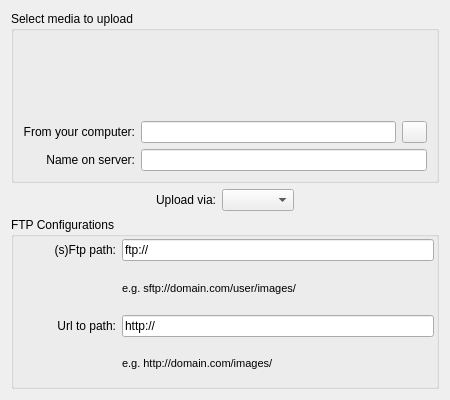
The window that blogilo/src/uploadmediabase.ui (chusopr/kdepim-ktimetracker-akonadi) describes before a commit, drawn with Qt 5.
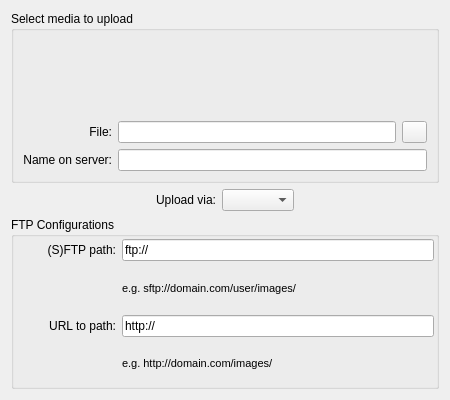
The same window after the commit. Custom widgets are drawn as their Qt base class.

```diff
--- a/blogilo/src/uploadmediabase.ui
+++ b/blogilo/src/uploadmediabase.ui
@@ -23,7 +23,7 @@
       <item row="1" column="0" colspan="2">
        <widget class="QLabel" name="label_6">
         <property name="text">
-         <string>From your computer:</string>
+         <string>File:</string>
         </property>
         <property name="alignment">
          <set>Qt::AlignRight|Qt::AlignTrailing|Qt::AlignVCenter</set>
@@ -136,7 +136,7 @@
       <item row="3" column="0">
        <widget class="QLabel" name="label_4">
         <property name="text">
-         <string>Url to path:</string>
+         <string>URL to path:</string>
         </property>
         <property name="alignment">
          <set>Qt::AlignRight|Qt::AlignTrailing|Qt::AlignVCenter</set>
@@ -159,7 +159,7 @@
       <item row="0" column="0">
        <widget class="QLabel" name="label_2">
         <property name="text">
-         <string>(s)Ftp path:</string>
+         <string>(S)FTP path:</string>
         </property>
         <property name="alignment">
          <set>Qt::AlignRight|Qt::AlignTrailing|Qt::AlignVCenter</set>
```
Left out of the diff: 4 changed lines with no effect on the pictures.
